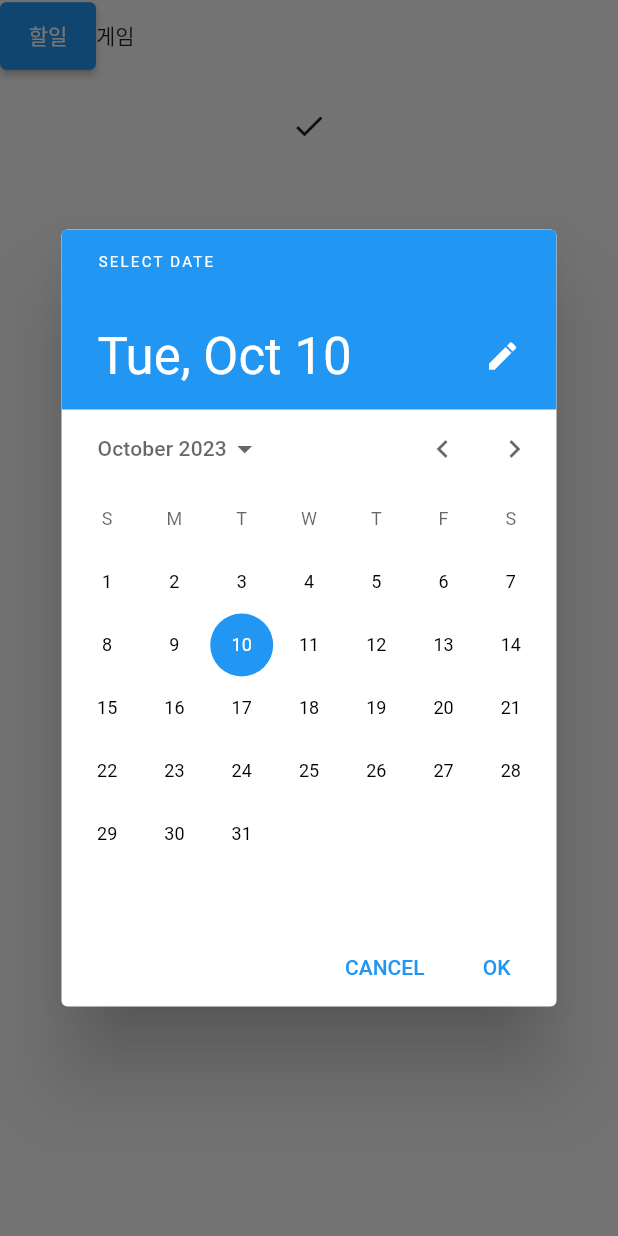
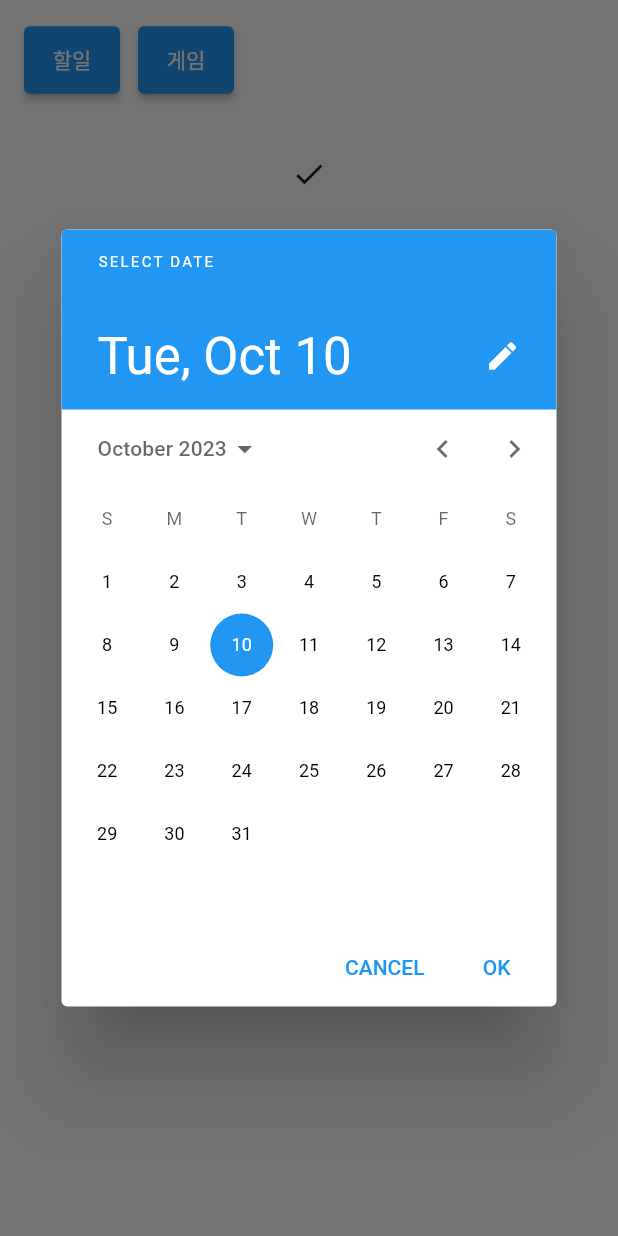
Before and after one commit to alskfl222/streamview-controller, a Flutter app: the Options widget shown alone on an empty page, opened directly with empty values, after a tap on "할일", on a phone screen of 412 x 824 dp. Run offline on Flutter 3.47's test engine with Material 2 defaults, Android fonts, the phone set to English and light mode, and no system bars; our stand-ins replace firebase_auth, firebase_core, flutter_dotenv; accounts and stored records are empty.

Commit message:
Feat: current state selection on modal

```diff
--- /dev/null
+++ b/lib/current/current_button.dart
@@ -0,0 +1,25 @@
+import 'package:flutter/material.dart';
+
+class CurrentButton extends StatelessWidget {
+  final String option;
+  final VoidCallback onPressed;
+  final EdgeInsetsGeometry padding;
+
+  const CurrentButton({
+    super.key,
+    required this.option,
+    required this.onPressed,
+    this.padding = const EdgeInsets.all(12.0),
+  });
+
+  @override
+  Widget build(BuildContext context) {
+    return ElevatedButton(
+      onPressed: onPressed,
+      style: ButtonStyle(
+        padding: MaterialStateProperty.all<EdgeInsetsGeometry>(padding),
+      ),
+      child: Text(option),
+    );
+  }
+}
--- a/lib/current/options.dart
+++ b/lib/current/options.dart
@@ -1,11 +1,11 @@
 import 'package:flutter/material.dart';
+import 'current_button.dart';
 
 class Options extends StatefulWidget {
   final String? currentDisplay;
   final Function(String?) onCurrentChange;
   final Function(DateTime) onDateSelected;
   final Function(String?) onGameSelected;
-  final Function() onCloseOptions;
 
   const Options({
     super.key,
@@ -13,7 +13,6 @@ class Options extends StatefulWidget {
     required this.onCurrentChange,
     required this.onDateSelected,
     required this.onGameSelected,
-    required this.onCloseOptions,
   });
 
   @override
@@ -21,9 +20,12 @@ class Options extends StatefulWidget {
 }
 
 class _OptionsState extends State<Options> {
+  final List<String> _mainGames = ['메이플스토리', 'DJMAX'];
+  final List<String> _games = ['메이플스토리', 'DJMAX'];
   String? _selectedCurrent;
   DateTime _selectedDate = DateTime.now();
   String? _selectedGame;
+  final TextEditingController _gameController = TextEditingController();
 
   @override
   Widget build(BuildContext context) {
@@ -31,38 +33,91 @@ class _OptionsState extends State<Options> {
       children: [
         SizedBox(
             width: MediaQuery.of(context).size.width,
-            child: Row(
-              children: [
-                ElevatedButton(
-                  onPressed: () {
+            child: Padding(
+              padding: const EdgeInsets.all(16.0),
+              child: Wrap(
+                spacing: 12.0, // 버튼 간의 가로 간격
+                runSpacing: 8.0, // 버튼 간의 세로 간격
+                children: [
+                  CurrentButton(option: "할일", onPressed: _onPressedTodo),
+                  CurrentButton(option: "게임", onPressed: _onPressedGame),
+                ],
+              ),
+            )),
+        if (_selectedCurrent == "게임")
+          Row(
+            children: [
+              Flexible(
+                flex: 2,
+                child: DropdownButton<String>(
+                  value: _selectedGame,
+                  items: _games.map<DropdownMenuItem<String>>((String value) {
+                    return DropdownMenuItem<String>(
+                      value: value,
+                      child: Text(value),
+                    );
+                  }).toList(),
+                  onChanged: (String? newValue) {
                     setState(() {
-                      _selectedCurrent = "할일";
+                      _selectedGame = newValue;
                     });
-                    _showDatePicker();
                   },
-                  style: ButtonStyle(
-                    padding: MaterialStateProperty.all<EdgeInsetsGeometry>(
-                        const EdgeInsets.all(12.0)),
-                  ),
-                  child: Text("할일"),
                 ),
-                Text("게임")
-              ],
-            )),
+              ),
+              const SizedBox(width: 12),
+              Flexible(
+                flex: 3,
+                child: Row(
+                  mainAxisSize: MainAxisSize.min,
+                  children: [
+                    Expanded(
+                      child: TextField(
+                          controller: _gameController,
+                          decoration: const InputDecoration(
+                            hintText: "게임 이름 입력",
+                          ),
+                          onSubmitted: _onGameSubmitted),
+                    ),
+                    const SizedBox(width: 8.0), // 텍스트 필드와 버튼 사이의 간격
+                    IconButton(
+                      onPressed: () {
+                        final String value = _gameController.text;
+                        _onGameSubmitted(value);
+                      },
+                      icon: const Icon(Icons.add),
+                    ),
+                  ],
+                ),
+              )
+            ],
+          ),
         if (_checkValidation()) ...[
           const SizedBox(height: 12),
           IconButton(
             icon: const Icon(Icons.check),
             onPressed: () {
-              // 확인 로직
               widget.onCurrentChange(_selectedCurrent);
               widget.onDateSelected(_selectedDate);
-              widget.onCloseOptions();
+              widget.onGameSelected(_selectedGame);
+              Navigator.pop(context);
             },
           ),
         ]
       ],
     );
+  }
+
+  void _onPressedTodo() {
+    setState(() {
+      _selectedCurrent = "할일";
+    });
+    _showDatePicker();
+  }
+
+  void _onPressedGame() {
+    setState(() {
+      _selectedCurrent = "게임";
+    });
   }
 
   void _showDatePicker() async {
@@ -80,32 +135,24 @@ class _OptionsState extends State<Options> {
     }
   }
 
+  void _onGameSubmitted(String value) {
+    setState(() {
+      if (!_games.contains(value)) {
+        _games.add(value);
+      }
+      _selectedGame = value;
+    });
+    _gameController.clear();
+  }
+
   bool _checkValidation() {
     if (_selectedCurrent == "할일") {
+      return true;
+    }
+    if (_selectedCurrent == "게임" &&
+        (_mainGames.contains(_selectedGame) || _selectedGame != null)) {
       return true;
     }
     return false;
   }
 }
-
-// } else if (widget.currentDisplay == "게임") {
-// return DropdownButton<String>(
-// value: _selectedGame,
-// items: ['메이플스토리', 'DJMAX']
-//     .map<DropdownMenuItem<String>>((String value) {
-// return DropdownMenuItem<String>(
-// value: value,
-// child: Text(value),
-// );
-// }).toList(),
-// onChanged: (String? newValue) {
-// setState(() {
-// _selectedGame = newValue;
-// });
-// widget.onGameSelected(_selectedGame);
-// },
-// );
-// } else {
-// return const SizedBox.shrink();
-// }
-// )
```
Also changed, not shown: lib/current/container.dart (+41 -35 lines).
